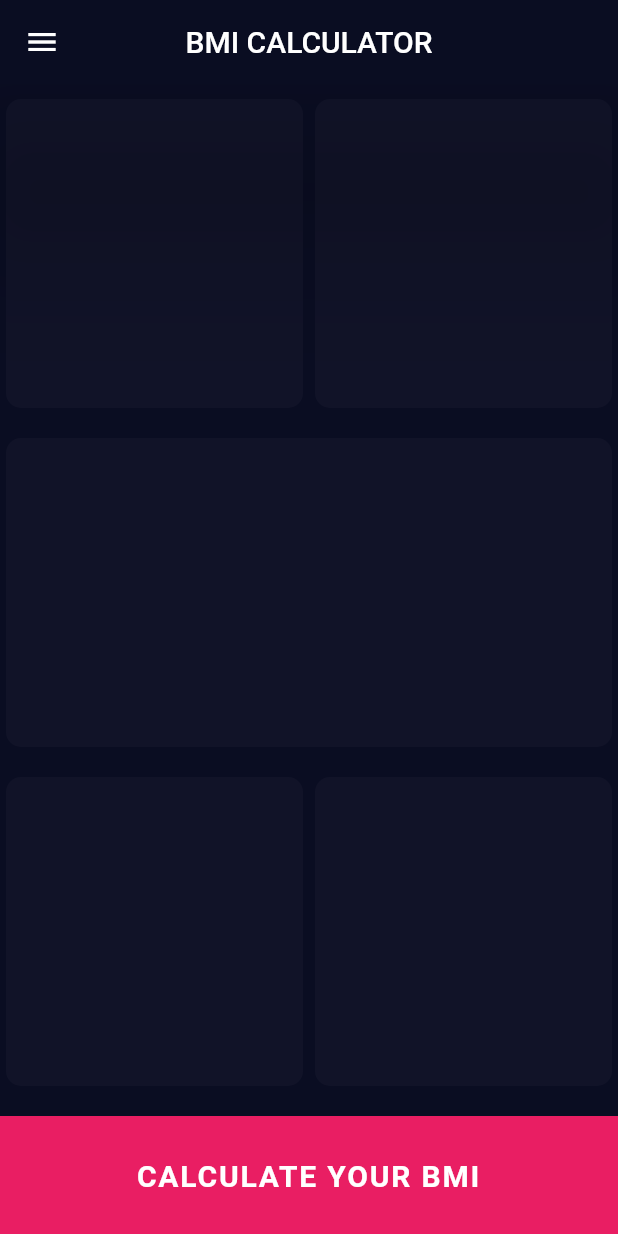
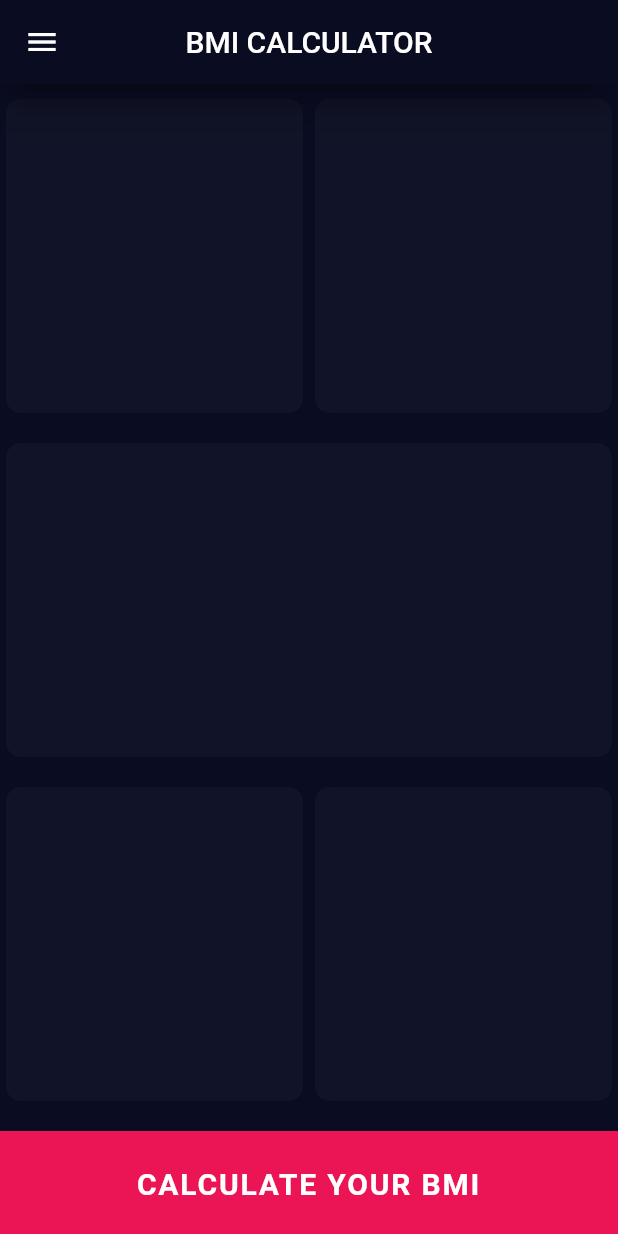
Before and after one commit to ayodelesalimon/bmi-group, a Flutter app: the screen it shows after launch, on a phone screen of 412 x 824 dp. Run offline on Flutter 3.47's test engine with Material 2 defaults, Android fonts, the phone set to English and light mode, and no system bars.

Commit message:
BMI Calculator UI

```diff
--- /dev/null
+++ b/lib/colors.dart
@@ -0,0 +1,12 @@
+import 'package:flutter/material.dart';
+
+class AppColors {
+  AppColors._();
+  static Color whiteColor = Color(0xFFFFFFFF);
+  static Color backgroundColor = Color(0xFF0A0D22);
+  static Color buttonColor = Color(0xFF181A2E);
+  static Color greenColor = Color(0xFF4CAF50);
+  static Color bluegreyColor = Color(0xFF607D8B);
+  static Color cardColor = Color(0xFF111328);
+  static Color globalButtonColor = Color(0xffEB1555);
+}
--- /dev/null
+++ b/lib/home_page.dart
@@ -0,0 +1,119 @@
+import 'package:bmi_app/sizes.dart';
+import 'package:flutter/material.dart';
+
+import 'colors.dart';
+
+class MyHomePage extends StatefulWidget {
+  MyHomePage({Key? key}) : super(key: key);
+
+  @override
+  _MyHomePageState createState() => _MyHomePageState();
+}
+
+class _MyHomePageState extends State<MyHomePage> {
+  @override
+  Widget build(BuildContext context) {
+    return Scaffold(
+        appBar: AppBar(
+          // Here we take the value from the MyHomePage object that was created by
+          // the App.build method, and use it to set our appbar title.
+          // leading: IconButton(
+          //   icon: Icon(Icons.accessible),
+          //   onPressed: () => Scaffold.of(context).openDrawer(),
+          // ),
+          // leading: Icon(Icons.),
+          centerTitle: true,
+          elevation: Sizes.dimens_10,
+          title: Text('BMI CALCULATOR'),
+        ),
+        drawer: Drawer(),
+        body: Column(
+          crossAxisAlignment: CrossAxisAlignment.stretch,
+          children: [
+            Expanded(
+              child: Row(
+                children: [
+                  Expanded(
+                    //male container
+                    child: Container(
+                      margin: EdgeInsets.symmetric(
+                          vertical: Sizes.dimens_10,
+                          horizontal: Sizes.dimens_4),
+                      decoration: BoxDecoration(
+                        color: AppColors.cardColor,
+                        borderRadius: BorderRadius.circular(Sizes.dimens_10),
+                      ),
+                    ),
+                  ),
+                  Expanded(
+                    //female container
+                    child: Container(
+                      margin: EdgeInsets.symmetric(
+                          vertical: Sizes.dimens_10,
+                          horizontal: Sizes.dimens_4),
+                      decoration: BoxDecoration(
+                        color: AppColors.cardColor,
+                        borderRadius: BorderRadius.circular(Sizes.dimens_10),
+                      ),
+                    ),
+                  ),
+                ],
+              ),
+            ),
+            Expanded(
+              //height container
+              child: Container(
+                margin: EdgeInsets.symmetric(
+                    vertical: Sizes.dimens_10, horizontal: Sizes.dimens_4),
+                decoration: BoxDecoration(
+                  color: AppColors.cardColor,
+                  borderRadius: BorderRadius.circular(Sizes.dimens_10),
+                ),
+              ),
+            ),
+            Expanded(
+              child: Row(
+                children: [
+                  Expanded(
+                    //weight container
+                    child: Container(
+                      margin: EdgeInsets.symmetric(
+                          vertical: Sizes.dimens_10,
+                          horizontal: Sizes.dimens_4),
+                      decoration: BoxDecoration(
+                        color: AppColors.cardColor,
+                        borderRadius: BorderRadius.circular(Sizes.dimens_10),
+                      ),
+                    ),
+                  ),
+                  Expanded(
+                    //age container
+                    child: Container(
+                      margin: EdgeInsets.symmetric(
+                          vertical: Sizes.dimens_10,
+                          horizontal: Sizes.dimens_4),
+                      decoration: BoxDecoration(
+                        color: AppColors.cardColor,
+                        borderRadius: BorderRadius.circular(Sizes.dimens_10),
+                      ),
+                    ),
+                  ),
+                ],
+              ),
+            ),
+            //button container
+            Container(
+              margin: EdgeInsets.only(top: Sizes.dimens_10),
+              width: double.infinity,
+              height: Sizes.dimens_70,
+              color: AppColors.globalButtonColor,
+              child: Center(
+                child: Text("CALCULATE YOUR BMI",
+                    textAlign: TextAlign.center,
+                    style: Theme.of(context).textTheme.headline4),
+              ),
+            ),
+          ],
+        ));
+  }
+}
--- a/lib/main.dart
+++ b/lib/main.dart
@@ -1,4 +1,8 @@
+import 'package:bmi_app/my_theme_data.dart';
+import 'package:bmi_app/result_page.dart';
 import 'package:flutter/material.dart';
+
+import 'home_page.dart';
 
 void main() {
   runApp(MyApp());
@@ -10,126 +14,9 @@ class MyApp extends StatelessWidget {
   Widget build(BuildContext context) {
     return MaterialApp(
       title: 'Flutter Demo',
-      theme: ThemeData(
-        primaryColor: Color(0xFF0A0D22),
-        scaffoldBackgroundColor: Color(0xFF0A0D22),
-      ),
-      home: MyHomePage(title: 'Flutter Demo Home Page'),
+      theme: myThemeData,
+      home: MyHomePage(),
       debugShowCheckedModeBanner: false,
     );
   }
 }
-
-class MyHomePage extends StatefulWidget {
-  MyHomePage({Key? key, required this.title}) : super(key: key);
-
-  final String title;
-
-  @override
-  _MyHomePageState createState() => _MyHomePageState();
-}
-
-class _MyHomePageState extends State<MyHomePage> {
-  void _incrementCounter() {
-    setState(() {});
-  }
-
-  @override
-  Widget build(BuildContext context) {
-    return Scaffold(
-        appBar: AppBar(
-          // Here we take the value from the MyHomePage object that was created by
-          // the App.build method, and use it to set our appbar title.
-          // leading: IconButton(
-          //   icon: Icon(Icons.accessible),
-          //   onPressed: () => Scaffold.of(context).openDrawer(),
-          // ),
-          // leading: Icon(Icons.),
-          centerTitle: true,
-          elevation: 50,
-          title: Text('BMI CALCULATOR'),
-          backgroundColor: Color(0xFF0A0D22),
-        ),
-        drawer: Drawer(),
-        body: Column(
-          crossAxisAlignment: CrossAxisAlignment.stretch,
-          children: [
-            Expanded(
-              child: Row(
-                children: [
-                  Expanded(
-                    child: Container(
-                      margin: EdgeInsets.symmetric(vertical: 10, horizontal: 4),
-                      decoration: BoxDecoration(
-                        color: Color(0xFF111328),
-                        borderRadius: BorderRadius.circular(10),
-                      ),
-                    ),
-                  ),
-                  Expanded(
-                    child: Container(
-                      margin: EdgeInsets.symmetric(vertical: 10, horizontal: 4),
-                      decoration: BoxDecoration(
-                        color: Color(0xFF111328),
-                        borderRadius: BorderRadius.circular(10),
-                      ),
-                    ),
-                  ),
-                ],
-              ),
-            ),
-            Expanded(
-              child: Container(
-                margin: EdgeInsets.symmetric(vertical: 10, horizontal: 4),
-                decoration: BoxDecoration(
-                  color: Color(0xFF111328),
-                  borderRadius: BorderRadius.circular(10),
-                ),
-              ),
-            ),
-            Expanded(
-              child: Row(
-                children: [
-                  Expanded(
-                    child: Container(
-                      margin: EdgeInsets.symmetric(vertical: 10, horizontal: 4),
-                      decoration: BoxDecoration(
-                        color: Color(0xFF111328),
-                        borderRadius: BorderRadius.circular(10),
-                      ),
-                    ),
-                  ),
-                  Expanded(
-                    child: Container(
-                      margin: EdgeInsets.symmetric(vertical: 10, horizontal: 4),
-                      decoration: BoxDecoration(
-                        color: Color(0xFF111328),
-                        borderRadius: BorderRadius.circular(10),
-                      ),
-                    ),
-                  ),
-                ],
-              ),
-            ),
-            Container(
-              margin: EdgeInsets.only(top: 10),
-              width: double.infinity,
-              height: 80,
-              color: Colors.pink,
-              child: Center(
-                child: Text(
-                  "CALCULATE YOUR BMI",
-                  textAlign: TextAlign.center,
-                  style: TextStyle(
-                    fontWeight: FontWeight.w700,
-                    letterSpacing: 1.2,
-                    fontSize: 20,
-                    color: Colors.white,
-                  ),
-                ),
-              ),
-            ),
-          ],
-        ));
-  }
-}
--- /dev/null
+++ b/lib/my_theme_data.dart
@@ -0,0 +1,39 @@
+import 'package:bmi_app/colors.dart';
+import 'package:bmi_app/sizes.dart';
+import 'package:flutter/material.dart';
+
+ThemeData myThemeData = ThemeData(
+    primaryColor: AppColors.backgroundColor,
+    scaffoldBackgroundColor: AppColors.backgroundColor,
+    backgroundColor: AppColors.backgroundColor,
+    textTheme: TextTheme(
+      headline1: _resultHeading,
+      headline2: _resultHeading2,
+      headline3: _resultHeading3,
+      headline4: _resultHeading4,
+    ));
+
+TextStyle _resultHeading = TextStyle(
+  fontSize: Sizes.dimens_35,
+  letterSpacing: Sizes.dimens_1_3,
+  fontWeight: FontWeight.w600,
+  color: AppColors.whiteColor,
+);
+
+TextStyle _resultHeading2 = TextStyle(
+  color: AppColors.whiteColor,
+  fontSize: Sizes.dimens_18,
+);
+
+TextStyle _resultHeading3 = TextStyle(
+  color: AppColors.whiteColor,
+  fontSize: Sizes.dimens_110,
+  fontWeight: FontWeight.w700,
+);
+
+TextStyle _resultHeading4 = TextStyle(
+  fontWeight: FontWeight.w700,
+  letterSpacing: Sizes.dimens_1_2,
+  fontSize: Sizes.dimens_20,
+  color: Colors.white,
+);
--- /dev/null
+++ b/lib/sizes.dart
@@ -0,0 +1,15 @@
+class Sizes {
+  Sizes._();
+  static double dimens_10 = 10;
+  static double dimens_18 = 18;
+  static double dimens_1_3 = 1.3;
+  static double dimens_1_2 = 1.2;
+  static double dimens_110 = 110;
+  static double dimens_20 = 20;
+  static double dimens_30 = 30;
+  static double dimens_35 = 35;
+  static double dimens_4 = 4;
+  static double dimens_50 = 50;
+  static double dimens_6 = 6;
+  static double dimens_70 = 70;
+}
```
Also changed, not shown: lib/result_page.dart (added, +101 -0 lines).
